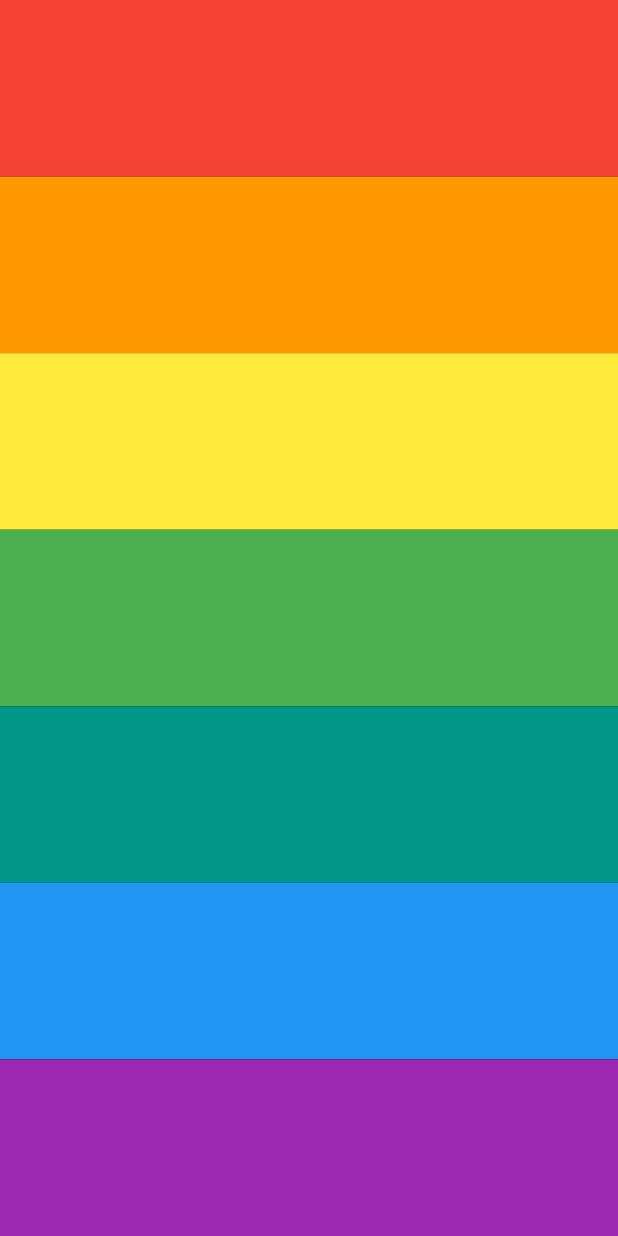
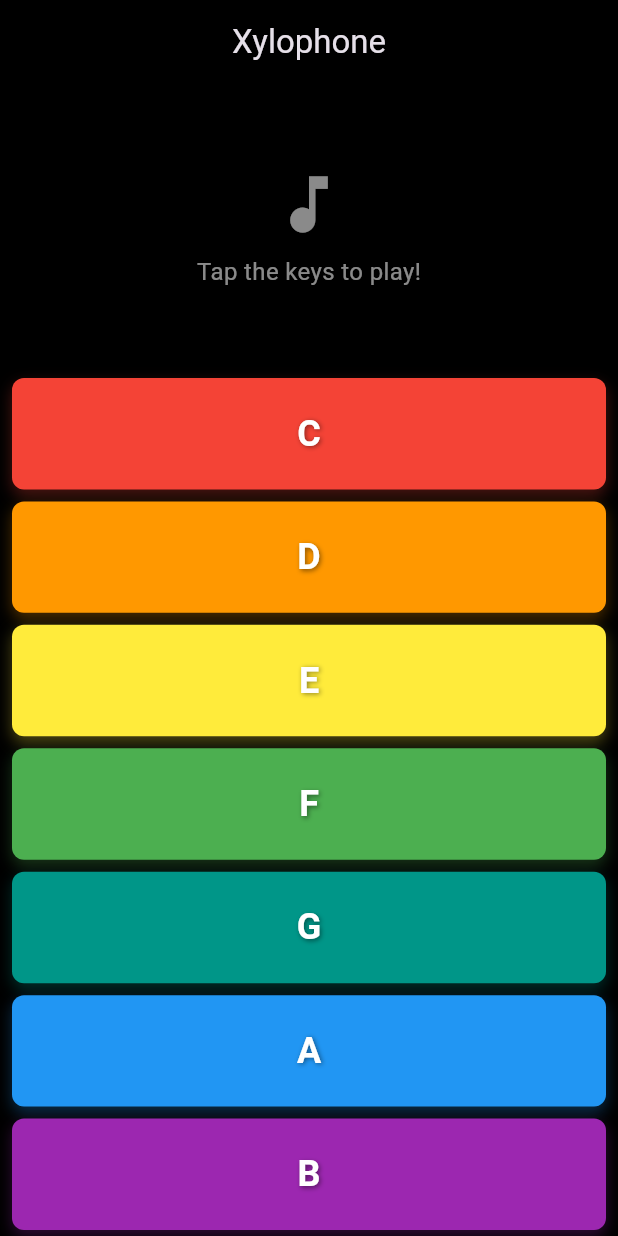
Before and after one commit to Chinmay2237/Xylophone---Flutter, a Flutter app: the screen it shows after launch, on a phone screen of 412 x 824 dp. Run offline on Flutter 3.47's test engine with Material 3 defaults, Android fonts, the phone set to English and light mode, and no system bars; our stand-ins replace audioplayers.

Commit message:
optimized code

```diff
--- a/xylophone/lib/main.dart
+++ b/xylophone/lib/main.dart
@@ -1,52 +1,189 @@
+import 'package:flutter/material.dart';
 import 'package:audioplayers/audioplayers.dart';
-import 'package:flutter/material.dart';
 
-void main() {
-  WidgetsFlutterBinding.ensureInitialized();
-  runApp(XylophoneApp());
+void main() => runApp(XylophoneApp());
+
+class XylophoneApp extends StatelessWidget {
+  @override
+  Widget build(BuildContext context) {
+    return MaterialApp(
+      title: 'Xylophone',
+      theme: ThemeData.dark(),
+      home: XylophoneScreen(),
+      debugShowCheckedModeBanner: false,
+    );
+  }
 }
 
-class XylophoneApp extends StatelessWidget {
-  void playSound(int soundNumber) {
-    final player = AudioPlayer();
-    player.play(AssetSource('note$soundNumber.wav'));
+class XylophoneScreen extends StatefulWidget {
+  @override
+  _XylophoneScreenState createState() => _XylophoneScreenState();
 }
 
-  Expanded buildKey({required Color color, required int soundNumber}) {
+class _XylophoneScreenState extends State<XylophoneScreen> {
+  final AudioPlayer _audioPlayer = AudioPlayer();
+  final AudioCache _audioCache = AudioCache(prefix: 'assets/');
+  final List<Note> _notes = [
+    Note(color: Colors.red, soundNumber: 1, name: 'C'),
+    Note(color: Colors.orange, soundNumber: 2, name: 'D'),
+    Note(color: Colors.yellow, soundNumber: 3, name: 'E'),
+    Note(color: Colors.green, soundNumber: 4, name: 'F'),
+    Note(color: Colors.teal, soundNumber: 5, name: 'G'),
+    Note(color: Colors.blue, soundNumber: 6, name: 'A'),
+    Note(color: Colors.purple, soundNumber: 7, name: 'B'),
+  ];
+
+  bool _isPlaying = false;
+
+  @override
+  void initState() {
+    super.initState();
+    _preloadSounds();
+  }
+
+  Future<void> _preloadSounds() async {
+    for (final note in _notes) {
+      await _audioCache.load('note${note.soundNumber}.wav');
+    }
+  }
+
+  Future<void> _playSound(int soundNumber) async {
+    if (_isPlaying) return;
+
+    setState(() {
+      _isPlaying = true;
+    });
+
+    try {
+      await _audioCache.play('note$soundNumber.wav');
+    } catch (e) {
+      print('Error playing sound: $e');
+    } finally {
+      setState(() {
+        _isPlaying = false;
+      });
+    }
+  }
+
+  Widget _buildKey(Note note, int index) {
     return Expanded(
-      child: GestureDetector(
-        onTap: () {
-          playSound(soundNumber);
-        },
       child: Container(
-          color: color,
+        margin: EdgeInsets.symmetric(horizontal: 8.0, vertical: 4.0),
+        decoration: BoxDecoration(
+          color: note.color,
+          borderRadius: BorderRadius.circular(8.0),
+          boxShadow: [
+            BoxShadow(
+              color: note.color.withOpacity(0.3),
+              blurRadius: 8,
+              offset: Offset(0, 4),
+            ),
+          ],
+        ),
+        child: Material(
+          color: Colors.transparent,
+          child: InkWell(
+            borderRadius: BorderRadius.circular(8.0),
+            onTap: () => _playSound(note.soundNumber),
+            child: Center(
+              child: Text(
+                note.name,
+                style: TextStyle(
+                  color: Colors.white,
+                  fontSize: 24,
+                  fontWeight: FontWeight.bold,
+                  shadows: [
+                    Shadow(
+                      blurRadius: 4,
+                      color: Colors.black45,
+                      offset: Offset(1, 1),
+                    ),
+                  ],
+                ),
+              ),
+            ),
+          ),
         ),
       ),
     );
   }
 
   @override
+  void dispose() {
+    _audioPlayer.dispose();
+    super.dispose();
+  }
+
+  @override
   Widget build(BuildContext context) {
-    return MaterialApp(
-      home: SafeArea(
-        child: Scaffold(
+    return Scaffold(
       backgroundColor: Colors.black,
+      appBar: AppBar(
+        title: Text('Xylophone'),
+        centerTitle: true,
+        elevation: 0,
+        backgroundColor: Colors.transparent,
+      ),
       body: SafeArea(
         child: Column(
           crossAxisAlignment: CrossAxisAlignment.stretch,
-              children: <Widget>[
-                buildKey(color: Colors.red, soundNumber: 1),
-                buildKey(color: Colors.orange, soundNumber: 2),
-                buildKey(color: Colors.yellow, soundNumber: 3),
-                buildKey(color: Colors.green, soundNumber: 4),
-                buildKey(color: Colors.teal, soundNumber: 5),
-                buildKey(color: Colors.blue, soundNumber: 6),
-                buildKey(color: Colors.purple, soundNumber: 7),
+          children: [
+            Expanded(
+              child: Padding(
+                padding: EdgeInsets.all(8.0),
+                child: Column(
+                  mainAxisAlignment: MainAxisAlignment.center,
+                  children: [
+                    Icon(
+                      Icons.music_note,
+                      size: 50,
+                      color: Colors.white54,
+                    ),
+                    SizedBox(height: 8),
+                    Text(
+                      'Tap the keys to play!',
+                      style: TextStyle(
+                        color: Colors.white54,
+                        fontSize: 16,
+                      ),
+                    ),
                   ],
                 ),
               ),
+            ),
+            Expanded(
+              flex: 3,
+              child: Column(
+                crossAxisAlignment: CrossAxisAlignment.stretch,
+                children: [
+                  for (int i = 0; i < _notes.length; i++)
+                    _buildKey(_notes[i], i),
+                ],
+              ),
+            ),
+            if (_isPlaying)
+              Padding(
+                padding: EdgeInsets.all(16.0),
+                child: LinearProgressIndicator(
+                  backgroundColor: Colors.white24,
+                  valueColor: AlwaysStoppedAnimation<Color>(Colors.white),
+                ),
+              ),
+          ],
         ),
       ),
     );
   }
 }
+
+class Note {
+  final Color color;
+  final int soundNumber;
+  final String name;
+
+  const Note({
+    required this.color,
+    required this.soundNumber,
+    required this.name,
+  });
+}
```
Lines whose indentation alone changed are shown as unchanged.
